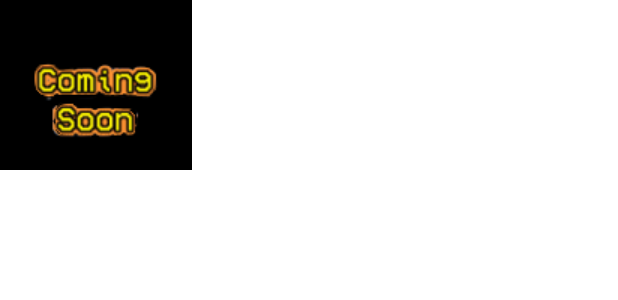
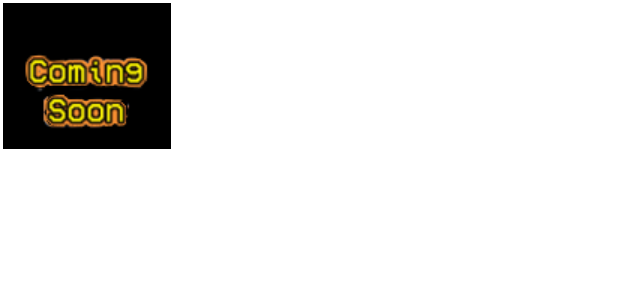
Before and after one commit to MarioneMabilangan/Tres, an Android app: the layout fragment_comingsoon.xml on its own in the app's theme, with its tools: preview values and no code run, on a phone screen of 412 x 824 dp. Shown: the top 300 px of the screen. Run offline under Robolectric (Android 15) with nearby library versions, the phone set to English and light mode, and no system bars.

Commit message:
last commit

```diff
--- a/app/src/main/java/com/example/tresenraya/MainGame.java
+++ b/app/src/main/java/com/example/tresenraya/MainGame.java
@@ -47,7 +47,7 @@ public class MainGame extends AppCompatActivity {
                 TextView status = findViewById(R.id.status);
 
 
-                status.setText("O's Turn - Tap to play");
+                status.setText("O");
             } else {
 
                 img.setImageResource(R.drawable.o);
@@ -55,7 +55,7 @@ public class MainGame extends AppCompatActivity {
                 TextView status = findViewById(R.id.status);
 
 
-                status.setText("X's Turn - Tap to play");
+                status.setText("X");
             }
             img.animate().translationYBy(1000f).setDuration(300);
         }
--- a/app/src/main/res/layout/activity_main_game_ia.xml
+++ b/app/src/main/res/layout/activity_main_game_ia.xml
@@ -145,7 +145,7 @@
         android:layout_width="wrap_content"
         android:layout_height="wrap_content"
         android:layout_marginBottom="15sp"
-        android:text="Status"
+        android:text="Empieza"
         android:textSize="28sp"
         android:textStyle="italic"
         app:layout_constraintBottom_toBottomOf="parent"
--- a/app/src/main/res/layout/fragment_comingsoon.xml
+++ b/app/src/main/res/layout/fragment_comingsoon.xml
@@ -3,9 +3,15 @@
     android:layout_width="wrap_content"
     android:layout_height="wrap_content"
     android:orientation="vertical"
-    android:padding="16dp"
-    android:background="@color/black">
+    android:padding="2dp"
 
+    android:background="@color/white">
+    <LinearLayout
+        android:layout_width="match_parent"
+        android:layout_height="wrap_content"
+        android:background="@android:color/black"
+        android:orientation="vertical"
+        android:padding="8dp">
     <pl.droidsonroids.gif.GifImageView
         android:id="@+id/gif_image_view"
         android:layout_width="wrap_content"
@@ -21,5 +27,5 @@
         android:layout_gravity="center_horizontal"
         android:layout_marginTop="16dp"
         android:src="@drawable/coming"/>
-
+    </LinearLayout>
 </LinearLayout>
```
Also changed, not shown: app/src/main/java/com/example/tresenraya/Local.java (+7 -0 lines), app/src/main/java/com/example/tresenraya/MainActivity.java (+1 -13 lines), app/src/main/res/layout/activity_main_game.xml (+4 -4 lines).
